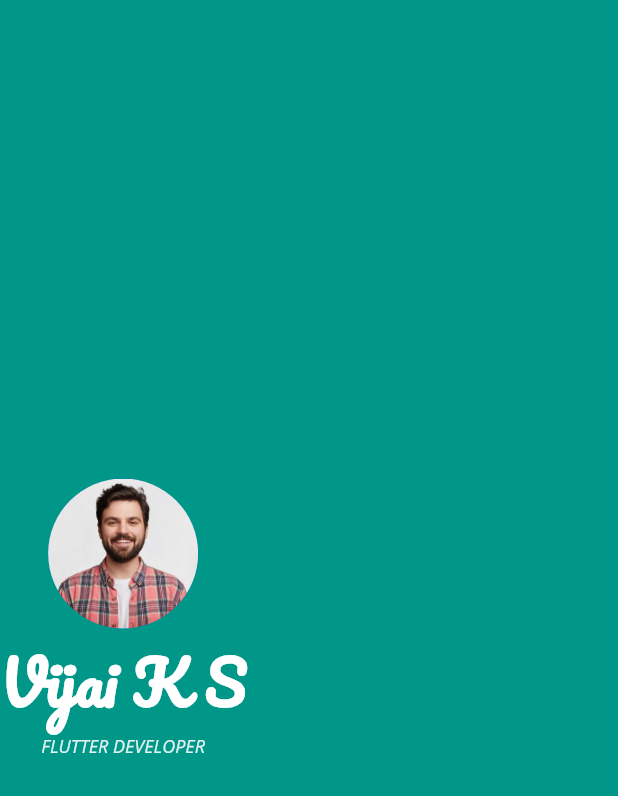
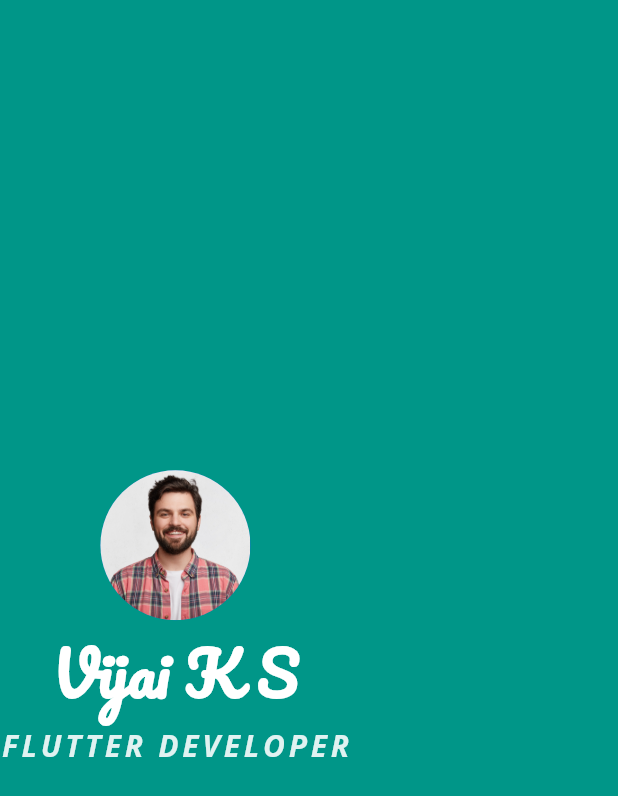
Before and after one commit to vijai-ks/MyCard-User-Profile-Application, a Flutter app: the screen it shows after launch, on a phone screen of 412 x 824 dp. Shown: the top 796 px of the screen. Run offline on Flutter 3.47's test engine with Material 2 defaults, Android fonts, the phone set to English and light mode, and no system bars.

Commit message:
Style: profile-page: Add letter spacing and fontweight
Signed-off-by: vijai-ks <vijai.ksv@gmail.com>

```diff
--- a/lib/main.dart
+++ b/lib/main.dart
@@ -35,7 +35,9 @@ class MyCard extends StatelessWidget {
                 style: TextStyle(
                   fontFamily: 'OpenSans',
                   color: Colors.teal.shade50,
-                  fontSize: 12.0,
+                  fontSize: 20.0,
+                  letterSpacing: 2.5,
+                  fontWeight: FontWeight.bold,
                 ),
               ),
             ],
```
